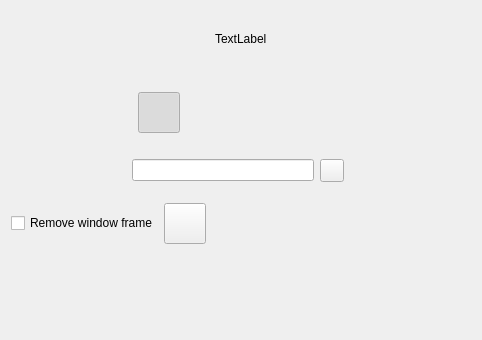
Qt form src/cameraOne/QvkCameraOneOptions.ui (vkohaupt/vokoscreenNG) before a commit.
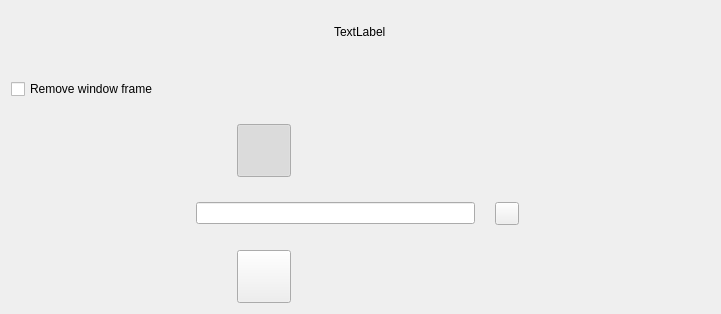
The same form after that commit. Icons and pictures are not drawn.

Commit message: X11 camera window

```diff
--- a/src/cameraOne/QvkCameraOneOptions.ui
+++ b/src/cameraOne/QvkCameraOneOptions.ui
@@ -6,8 +6,8 @@
    <rect>
     <x>0</x>
     <y>0</y>
-    <width>482</width>
-    <height>340</height>
+    <width>721</width>
+    <height>314</height>
    </rect>
   </property>
   <property name="windowTitle">
@@ -33,107 +33,14 @@
    </item>
    <item>
     <layout class="QGridLayout" name="gridLayout">
-     <property name="bottomMargin">
-      <number>20</number>
+     <property name="verticalSpacing">
+      <number>25</number>
      </property>
-     <item row="5" column="0">
-      <layout class="QHBoxLayout" name="horizontalLayout_17">
-       <property name="spacing">
-        <number>0</number>
-       </property>
-       <property name="leftMargin">
-        <number>0</number>
-       </property>
-       <item>
-        <widget class="QToolButton" name="toolButtonCameraOneMirrorVertical">
-         <property name="text">
-          <string notr="true"/>
-         </property>
-         <property name="icon">
-          <iconset resource="../screencast.qrc">
-           <normaloff>:/pictures/camera/flip-vertical-off.png</normaloff>
-           <normalon>:/pictures/camera/flip-vertical-on.png</normalon>:/pictures/camera/flip-vertical-off.png</iconset>
-         </property>
-         <property name="iconSize">
-          <size>
-           <width>46</width>
-           <height>46</height>
-          </size>
-         </property>
-         <property name="checkable">
-          <bool>true</bool>
-         </property>
-         <property name="autoRaise">
-          <bool>true</bool>
-         </property>
-        </widget>
-       </item>
-       <item>
-        <spacer name="horizontalSpacer_39">
-         <property name="orientation">
-          <enum>Qt::Orientation::Horizontal</enum>
-         </property>
-         <property name="sizeType">
-          <enum>QSizePolicy::Policy::Minimum</enum>
-         </property>
-         <property name="sizeHint" stdset="0">
-          <size>
-           <width>40</width>
-           <height>20</height>
-          </size>
-         </property>
-        </spacer>
-       </item>
-       <item>
-        <widget class="QToolButton" name="toolButtonCameraOneMirrorHorizontal">
-         <property name="text">
-          <string notr="true"/>
-         </property>
-         <property name="icon">
-          <iconset resource="../screencast.qrc">
-           <normaloff>:/pictures/camera/flip-horizontal-off.png</normaloff>
-           <normalon>:/pictures/camera/flip-horizontal-on.png</normalon>:/pictures/camera/flip-horizontal-off.png</iconset>
-         </property>
-         <property name="iconSize">
-          <size>
-           <width>46</width>
-           <height>46</height>
-          </size>
-         </property>
-         <property name="checkable">
-          <bool>true</bool>
-         </property>
-         <property name="autoRaise">
-          <bool>true</bool>
-         </property>
-        </widget>
-       </item>
-       <item>
-        <spacer name="horizontalSpacer_9">
-         <property name="orientation">
-          <enum>Qt::Orientation::Horizontal</enum>
-         </property>
-         <property name="sizeHint" stdset="0">
-          <size>
-           <width>40</width>
-           <height>20</height>
-          </size>
-         </property>
-        </spacer>
-       </item>
-      </layout>
-     </item>
-     <item row="6" column="0">
-      <widget class="QWidget" name="widget" native="true"/>
-     </item>
-     <item row="2" column="0">
+     <item row="3" column="0">
       <layout class="QHBoxLayout" name="horizontalLayout_69" stretch="2,3,0,2">
-       <property name="topMargin">
+       <property name="spacing">
         <number>20</number>
        </property>
-       <property name="bottomMargin">
-        <number>15</number>
-       </property>
        <item>
         <spacer name="horizontalSpacer_18">
          <property name="orientation">
@@ -147,7 +54,7 @@
          </property>
         </spacer>
        </item>
-       <item>
+       <item alignment="Qt::AlignmentFlag::AlignVCenter">
         <widget class="QLineEdit" name="lineEditCameraTitel">
          <property name="inputMask">
           <string notr="true"/>
@@ -163,7 +70,7 @@
          </property>
         </widget>
        </item>
-       <item>
+       <item alignment="Qt::AlignmentFlag::AlignVCenter">
         <widget class="QToolButton" name="toolButtonCameraTitelReset">
          <property name="text">
           <string notr="true"/>
@@ -192,10 +99,143 @@
        </item>
       </layout>
      </item>
-     <item row="1" column="0" colspan="2">
+     <item row="4" column="0">
+      <layout class="QHBoxLayout" name="horizontalLayout_17">
+       <item>
+        <spacer name="horizontalSpacer_3">
+         <property name="orientation">
+          <enum>Qt::Orientation::Horizontal</enum>
+         </property>
+         <property name="sizeHint" stdset="0">
+          <size>
+           <width>40</width>
+           <height>20</height>
+          </size>
+         </property>
+        </spacer>
+       </item>
+       <item>
+        <widget class="QToolButton" name="toolButton">
+         <property name="text">
+          <string notr="true"/>
+         </property>
+         <property name="icon">
+          <iconset resource="../screencast.qrc">
+           <normaloff>:/pictures/camera/window-frameless-on.png</normaloff>:/pictures/camera/window-frameless-on.png</iconset>
+         </property>
+         <property name="iconSize">
+          <size>
+           <width>46</width>
+           <height>46</height>
+          </size>
+         </property>
+         <property name="shortcut">
+          <string notr="true"/>
+         </property>
+         <property name="checkable">
+          <bool>true</bool>
+         </property>
+        </widget>
+       </item>
+       <item>
+        <spacer name="horizontalSpacer_2">
+         <property name="orientation">
+          <enum>Qt::Orientation::Horizontal</enum>
+         </property>
+         <property name="sizeType">
+          <enum>QSizePolicy::Policy::Minimum</enum>
+         </property>
+         <property name="sizeHint" stdset="0">
+          <size>
+           <width>40</width>
+           <height>20</height>
+          </size>
+         </property>
+        </spacer>
+       </item>
+       <item>
+        <widget class="QToolButton" name="toolButtonCameraOneMirrorVertical">
+         <property name="text">
+          <string notr="true"/>
+         </property>
+         <property name="icon">
+          <iconset resource="../screencast.qrc">
+           <normaloff>:/pictures/camera/flip-vertical-off.png</normaloff>
+           <normalon>:/pictures/camera/flip-vertical-on.png</normalon>:/pictures/camera/flip-vertical-off.png</iconset>
+         </property>
+         <property name="iconSize">
+          <size>
+           <width>46</width>
+           <height>46</height>
+          </size>
+         </property>
+         <property name="checkable">
+          <bool>true</bool>
+         </property>
+         <property name="autoRaise">
+          <bool>true</bool>
+         </property>
+        </widget>
+       </item>
+       <item>
+        <spacer name="horizontalSpacer_39">
+         <property name="orientation">
+          <enum>Qt::Orientation::Horizontal</enum>
+         </property>
+         <property name="sizeType">
+          <enum>QSizePolicy::Policy::Minimum</enum>
+         </property>
+         <property name="sizeHint" stdset="0">
+          <size>
+           <width>40</width>
+           <height>20</height>
+          </size>
+         </property>
+        </spacer>
+       </item>
+       <item>
+        <widget class="QToolButton" name="toolButtonCameraOneMirrorHorizontal">
+         <property name="text">
+          <string notr="true"/>
+         </property>
+         <property name="icon">
+          <iconset resource="../screencast.qrc">
+           <normaloff>:/pictures/camera/flip-horizontal-off.png</normaloff>
+           <normalon>:/pictures/camera/flip-horizontal-on.png</normalon>:/pictures/camera/flip-horizontal-off.png</iconset>
+         </property>
+         <property name="iconSize">
+          <size>
+           <width>46</width>
+           <height>46</height>
+          </size>
+         </property>
+         <property name="checkable">
+          <bool>true</bool>
+         </property>
+         <property name="autoRaise">
+          <bool>true</bool>
+         </property>
+        </widget>
+       </item>
+       <item>
+        <spacer name="horizontalSpacer_9">
+         <property name="orientation">
+          <enum>Qt::Orientation::Horizontal</enum>
+         </property>
+         <property name="sizeHint" stdset="0">
+          <size>
+           <width>40</width>
+           <height>20</height>
+          </size>
+         </property>
+        </spacer>
+       </item>
+      </layout>
+     </item>
+     <item row="2" column="0" colspan="2">
       <layout class="QHBoxLayout" name="horizontalLayout_65">
-       <property name="spacing">
-        <number>0</number>
+       <property name="rightMargin">
+        <number>6</number>
        </property>
        <item>
         <spacer name="horizontalSpacer_41">
@@ -222,8 +262,8 @@
          </property>
          <property name="iconSize">
           <size>
-           <width>34</width>
-           <height>34</height>
+           <width>46</width>
+           <height>46</height>
           </size>
          </property>
          <property name="checkable">
@@ -268,8 +308,8 @@
          </property>
          <property name="iconSize">
           <size>
-           <width>34</width>
-           <height>34</height>
+           <width>46</width>
+           <height>46</height>
           </size>
          </property>
          <property name="checkable">
@@ -311,8 +351,8 @@
          </property>
          <property name="iconSize">
           <size>
-           <width>34</width>
-           <height>34</height>
+           <width>46</width>
+           <height>46</height>
           </size>
          </property>
          <property name="checkable">
@@ -341,7 +381,7 @@
        </item>
       </layout>
      </item>
-     <item row="3" column="0">
+     <item row="1" column="0">
       <layout class="QHBoxLayout" name="horizontalLayout_2">
        <item>
         <widget class="QCheckBox" name="checkBox_Frame_OnOff">
@@ -350,26 +390,6 @@
          </property>
         </widget>
        </item>
-       <item>
-        <widget class="QToolButton" name="toolButton">
-         <property name="icon">
-          <iconset resource="../screencast.qrc">
-           <normaloff>:/pictures/camera/window-frameless-on.png</normaloff>:/pictures/camera/window-frameless-on.png</iconset>
-         </property>
-         <property name="iconSize">
-          <size>
-           <width>34</width>
-           <height>34</height>
-          </size>
-         </property>
-         <property name="shortcut">
-          <string notr="true"/>
-         </property>
-         <property name="checkable">
-          <bool>true</bool>
-         </property>
-        </widget>
-       </item>
        <item>
         <spacer name="horizontalSpacer">
          <property name="orientation">
```
Left out of the diff: 3 changed lines with no effect on the pictures. The commit also changes 77 other files.
